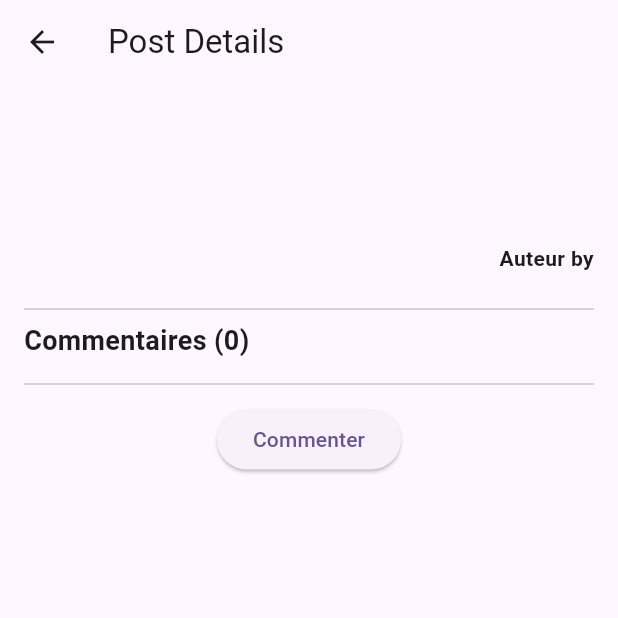
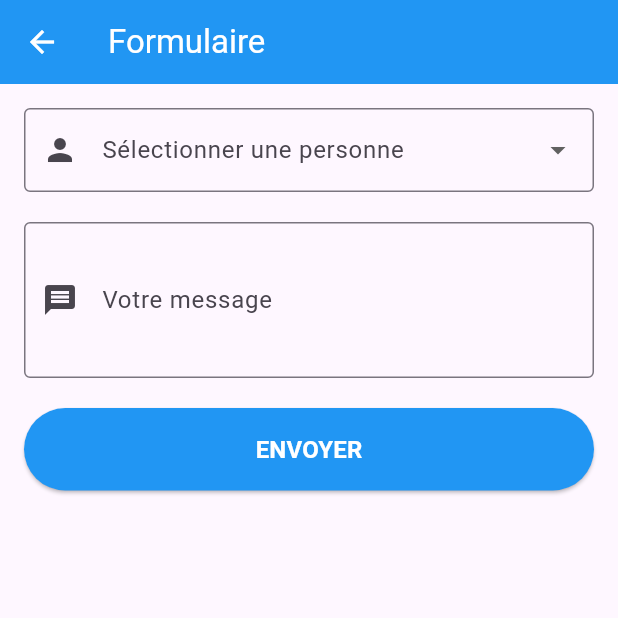
Before and after one commit to vonjy-2101/SocialMock, a Flutter app: the CommentScreen screen opened directly with empty values, after a tap on "Commenter", on a phone screen of 412 x 824 dp, the top half of it. Run offline on Flutter 3.47's test engine with Material 3 defaults, Android fonts, the phone set to English and light mode, and no system bars; our stand-ins replace dio, equatable; network calls fail.

Commit message:
init add comment

```diff
--- a/lib/presentation/screens/comment_screen.dart
+++ b/lib/presentation/screens/comment_screen.dart
@@ -1,5 +1,6 @@
 import 'package:flutter/material.dart';
 import 'package:flutter_api_clean_architecture/domain/entities/post_entity.dart';
+import 'package:flutter_api_clean_architecture/presentation/screens/form_comment_screen.dart';
 
 class CommentScreen extends StatefulWidget{
     PostEntity post;
@@ -40,9 +41,9 @@ class CommentScreenState extends State<CommentScreen>
                                 padding: const EdgeInsets.symmetric(vertical: 4),
                                 child: ListTile(
                                     leading: CircleAvatar(child: Icon(Icons.person)),
-                                    title: Text(comment.email!,
+                                    title: Text(comment.email,
                                         style: TextStyle(fontWeight: FontWeight.bold)),
-                                    subtitle: Text(comment.body!),
+                                    subtitle: Text(comment.body),
                                 ),
                                 )),
                             Divider(),
@@ -50,7 +51,9 @@ class CommentScreenState extends State<CommentScreen>
                             // Button comment
                             Center(
                                 child: ElevatedButton(
-                                    onPressed: () {},
+                                    onPressed: () {
+                                        Navigator.push(context, MaterialPageRoute(builder: (context) => FormCommentScreen(post: widget.post,)));
+                                    },
                                     child: Text("Commenter"),
                                 ),
                             ),
--- /dev/null
+++ b/lib/presentation/screens/form_comment_screen.dart
@@ -0,0 +1,135 @@
+import 'package:flutter/material.dart';
+import 'package:flutter_api_clean_architecture/domain/entities/post_entity.dart';
+
+class FormCommentScreen  extends StatefulWidget {
+    PostEntity post;
+    FormCommentScreen({required this.post});
+    FormCommentScreenState createState() => FormCommentScreenState();
+}
+
+class FormCommentScreenState extends State<FormCommentScreen>
+{
+
+    // Contrôleur pour le TextFormField
+    final TextEditingController _textController = TextEditingController();
+
+    // Clé pour le formulaire
+    final _formKey = GlobalKey<FormState>();
+
+    // Liste des personnes pour le dropdown
+    final List<String> _personnes = ['Marie', 'Pierre', 'Sophie', 'Thomas'];
+
+    // Personne sélectionnée dans le dropdown
+    String? _personneSelectionnee;
+
+    @override
+    void dispose() {
+        _textController.dispose();
+        super.dispose();
+    }
+
+    void _envoyerFormulaire() {
+        if (_formKey.currentState!.validate() && _personneSelectionnee != null) {
+        // Afficher un message de confirmation
+        ScaffoldMessenger.of(context).showSnackBar(
+            SnackBar(
+            content: Text('Message envoyé à $_personneSelectionnee: ${_textController.text}'),
+            backgroundColor: Colors.green,
+            ),
+        );
+
+        // Réinitialiser le formulaire
+        _formKey.currentState!.reset();
+        _textController.clear();
+        setState(() {
+            _personneSelectionnee = null;
+        });
+        } else if (_personneSelectionnee == null) {
+        // Afficher un message d'erreur si aucune personne n'est sélectionnée
+        ScaffoldMessenger.of(context).showSnackBar(
+            const SnackBar(
+            content: Text('Veuillez sélectionner une personne'),
+            backgroundColor: Colors.red,
+            ),
+        );
+        }
+    }
+
+    @override
+    Widget build(BuildContext context) {
+        return Scaffold(
+        appBar: AppBar(
+            title: const Text('Formulaire'),
+            backgroundColor: Colors.blue,
+            foregroundColor: Colors.white,
+        ),
+        body: Padding(
+            padding: const EdgeInsets.all(16.0),
+            child: Form(
+            key: _formKey,
+            child: Column(
+                crossAxisAlignment: CrossAxisAlignment.stretch,
+                children: [
+                // Dropdown pour sélectionner une personne
+                DropdownButtonFormField<String>(
+                    decoration: const InputDecoration(
+                    labelText: 'Sélectionner une personne',
+                    border: OutlineInputBorder(),
+                    prefixIcon: Icon(Icons.person),
+                    ),
+                    value: _personneSelectionnee,
+                    items: _personnes.map((String personne) {
+                    return DropdownMenuItem<String>(
+                        value: personne,
+                        child: Text(personne),
+                    );
+                    }).toList(),
+                    onChanged: (String? newValue) {
+                    setState(() {
+                        _personneSelectionnee = newValue;
+                    });
+                    },
+                ),
+
+                const SizedBox(height: 20),
+
+                // Champ de texte
+                TextFormField(
+                    controller: _textController,
+                    decoration: const InputDecoration(
+                    labelText: 'Votre message',
+                    hintText: 'Entrez votre message ici',
+                    border: OutlineInputBorder(),
+                    prefixIcon: Icon(Icons.message),
+                    ),
+                    maxLines: 3,
+                    validator: (value) {
+                    if (value == null || value.isEmpty) {
+                        return 'Veuillez entrer un message';
+                    }
+                    return null;
+                    },
+                ),
+
+                const SizedBox(height: 20),
+
+                // Bouton d'envoi
+                ElevatedButton(
+                    onPressed: _envoyerFormulaire,
+                    style: ElevatedButton.styleFrom(
+                    backgroundColor: Colors.blue,
+                    foregroundColor: Colors.white,
+                    padding: const EdgeInsets.symmetric(vertical: 16.0),
+                    ),
+                    child: const Text(
+                    'ENVOYER',
+                    style: TextStyle(fontSize: 16, fontWeight: FontWeight.bold),
+                    ),
+                ),
+                ],
+            ),
+            ),
+        ),
+        );
+    }
+}
```
Also changed, not shown: lib/data/datasources/user_api_service.dart (+15 -0 lines), lib/presentation/providers/user_provider.dart (added, +33 -0 lines).
